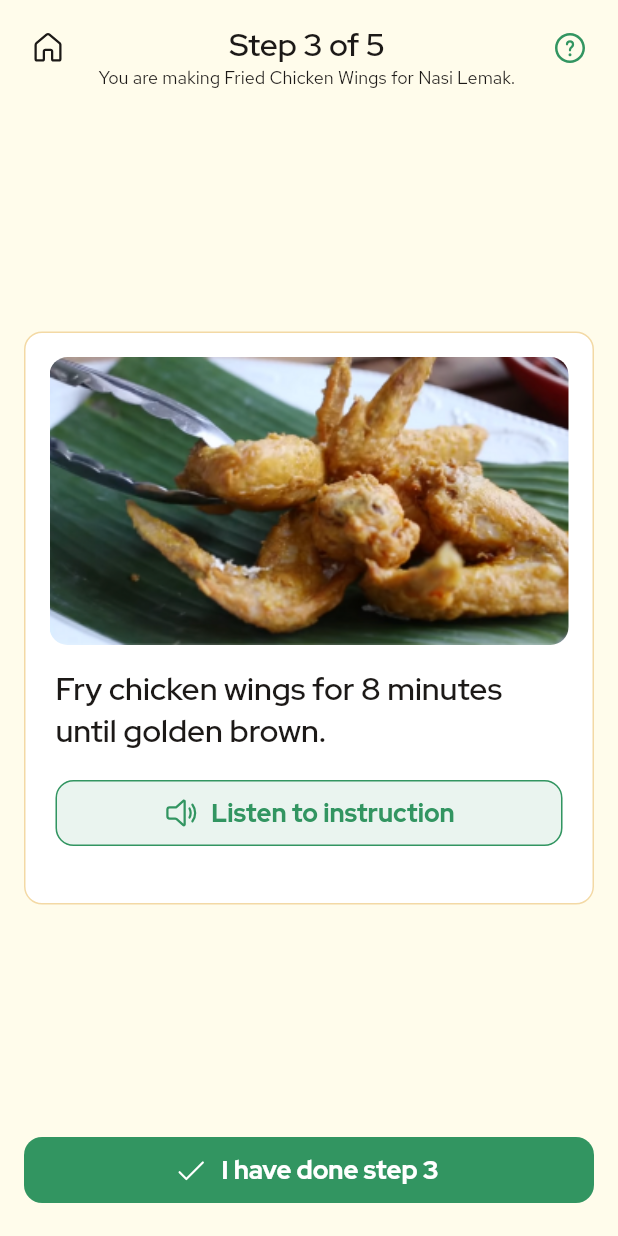
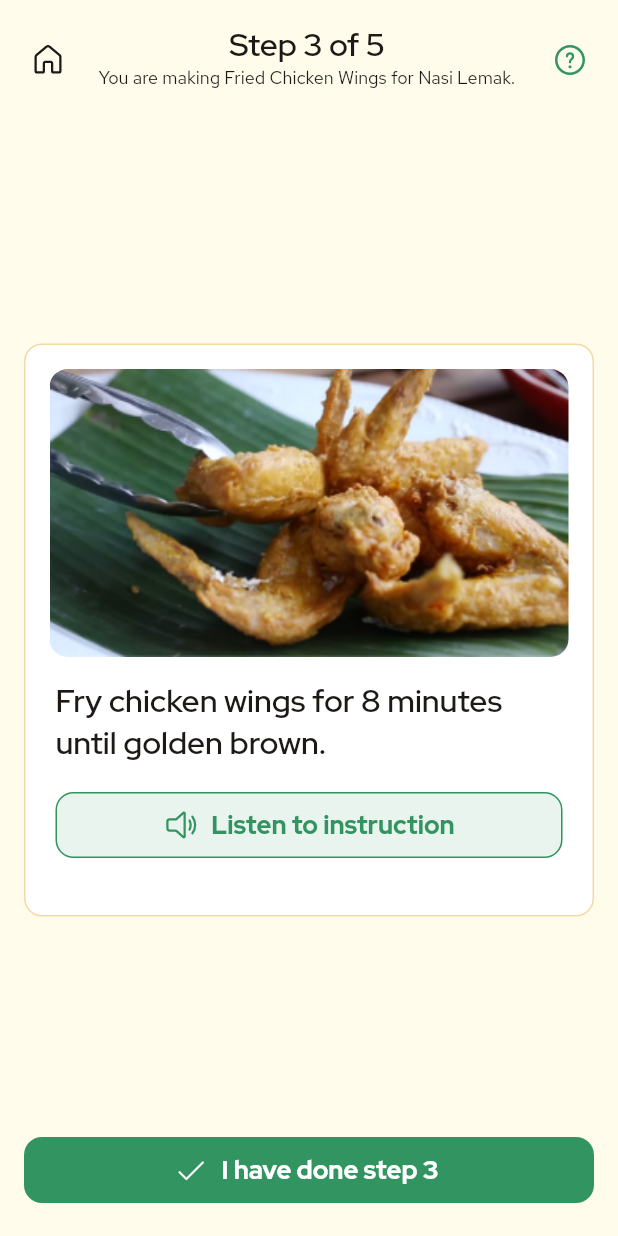
Before and after one commit to cervonwong/mint, a Flutter app: the screen it shows after launch, after a tap on an icon or button, on a phone screen of 412 x 824 dp. Run offline on Flutter 3.47's test engine with Material 2 defaults, Android fonts, the phone set to English and light mode, and no system bars; our stand-ins replace cloud_firestore, firebase_core, fluentui_system_icons; accounts and stored records are empty.

Commit message:
Adjust app bar margin

```diff
--- a/lib/main/ui/shared_components/shared_app_bars.dart
+++ b/lib/main/ui/shared_components/shared_app_bars.dart
@@ -22,7 +22,7 @@ class TitleRevealAppBar extends StatefulWidget implements PreferredSizeWidget {
   State<TitleRevealAppBar> createState() => _TitleRevealAppBarState();
 
   @override
-  Size get preferredSize => const Size.fromHeight(56.0);
+  Size get preferredSize => const Size.fromHeight(300.0);
 }
 
 class _TitleRevealAppBarState extends State<TitleRevealAppBar> {
@@ -46,15 +46,17 @@ class _TitleRevealAppBarState extends State<TitleRevealAppBar> {
     return AnimatedContainer(
       duration: const Duration(milliseconds: 150),
       color: isElevated ? ColorConstants.ivory100 : ColorConstants.ivoryPrimary,
+      child: IntrinsicHeight(
         child: Material(
           type: MaterialType.transparency,
           child: Padding(
             padding: EdgeInsets.symmetric(
-            horizontal: LayoutCalculator.margin(context: context) -
-                8.0, // 8.0 is margin around IconButton.
+              // 8.0 is margin around IconButton.
+              horizontal:
+                  LayoutCalculator.appBarHorizontalMargin(context: context) -
+                      8.0,
+              vertical: LayoutCalculator.appBarVerticalMargin(context: context),
             ),
-          child: SizedBox(
-            height: 56.0,
             child: Row(
               children: [
                 IconButton(
@@ -126,12 +128,12 @@ class _StepDetailAppBarState extends State<StepDetailAppBar> {
         type: MaterialType.transparency,
         child: Padding(
           padding: EdgeInsets.symmetric(
-            horizontal: LayoutCalculator.wideMargin(context: context) -
-                8.0, // 8.0 is margin around IconButton.
+            // 8.0 is margin around IconButton.
+            horizontal:
+                LayoutCalculator.appBarHorizontalMargin(context: context) - 8.0,
+            vertical: LayoutCalculator.appBarVerticalMargin(context: context),
           ),
           child: IntrinsicHeight(
-            child: Padding(
-              padding: const EdgeInsets.only(top: 8.0),
             child: Row(
               crossAxisAlignment: CrossAxisAlignment.start,
               children: [
@@ -145,7 +147,6 @@ class _StepDetailAppBarState extends State<StepDetailAppBar> {
                 const Spacer(),
                 Column(
                   children: [
-                      const SizedBox(height: 8.0),
                     SelectableText(
                       'Step 3 of 5',
                       style: ThemeConstants.headline6,
@@ -164,7 +165,6 @@ class _StepDetailAppBarState extends State<StepDetailAppBar> {
           ),
         ),
       ),
-      ),
     );
   }
 }
--- a/lib/main/ui/utils/layout_calculator.dart
+++ b/lib/main/ui/utils/layout_calculator.dart
@@ -56,6 +56,14 @@ class LayoutCalculator {
         return (screenWidth - 600.0) / 2; // Placeholder value.
     }
   }
+
+  static double appBarHorizontalMargin({required BuildContext context}) {
+    return margin(context: context).clamp(16.0, 32.0);
+  }
+
+  static double appBarVerticalMargin({required BuildContext context}) {
+    return 16.0;
+  }
 }
 
 // The relative size of the app window wrt to the width of the app window.
```
Lines whose indentation alone changed are shown as unchanged.
